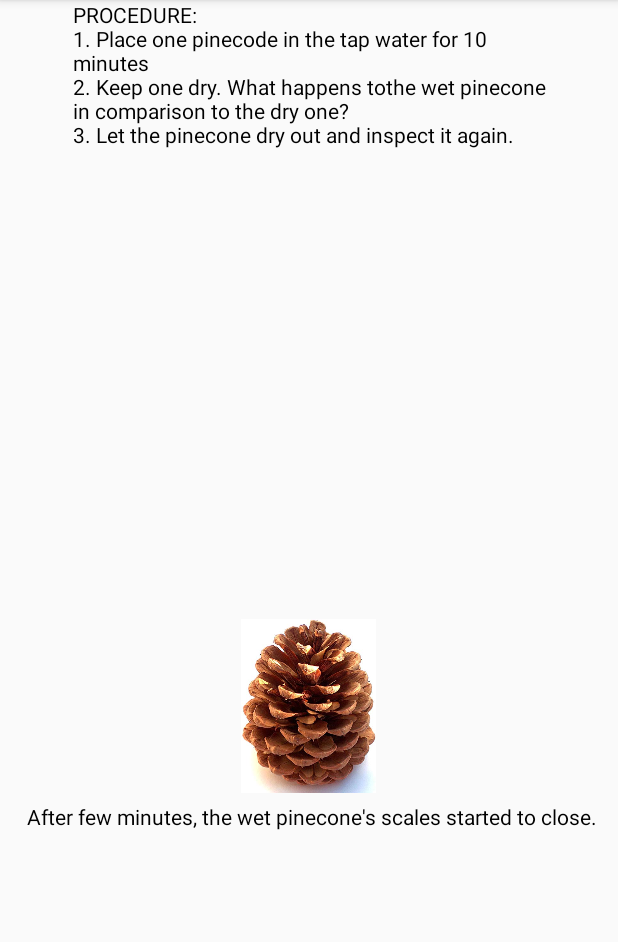
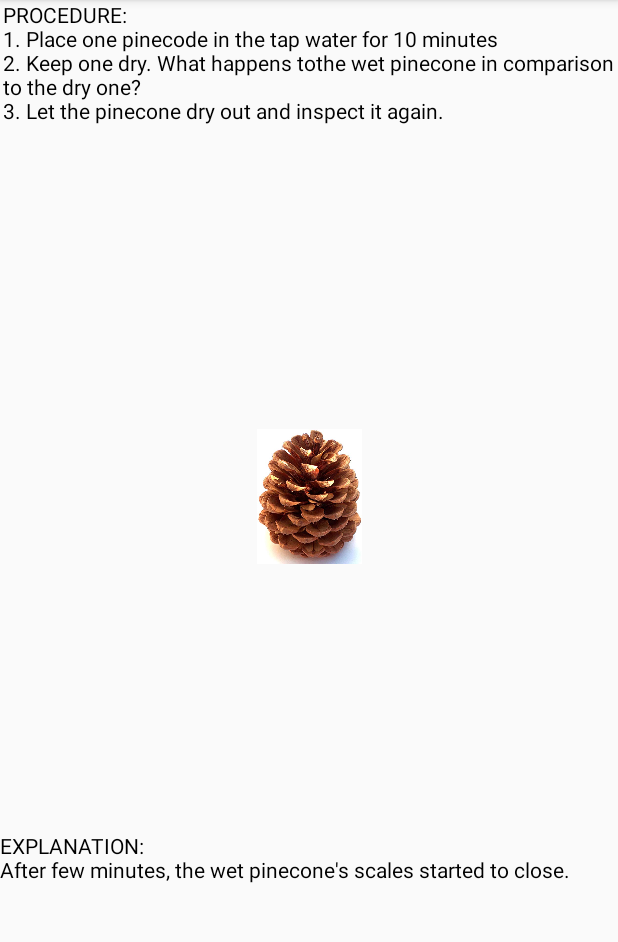
Before and after one commit to pinkcollar/TimeWithKid, an Android app: the screen it shows after launch (ActivityDescription), after a tap on "CLOSED CONES", on a phone screen of 412 x 824 dp, the part 84-1026 px from its top. Run offline under Robolectric (Android 15) with nearby library versions, the phone set to English and light mode, and no system bars; 2 statements that could not run were skipped.

Commit message:
Layout view configured for materials2

```diff
--- a/app/src/main/java/com/example/timewithkid/ActivityDescription.java
+++ b/app/src/main/java/com/example/timewithkid/ActivityDescription.java
@@ -26,7 +26,7 @@ public class ActivityDescription extends AppCompatActivity {
         ArrayList<String> explanations = new ArrayList<>();
         descriptions.add("PROCEDURE:\n1. Place one pinecode in the tap water for 10 minutes\n2. Keep one dry. What happens tothe wet pinecone in comparison to the dry one?\n" +
                 "3. Let the pinecone dry out and inspect it again.");
-        explanations.add("After few minutes, the wet pinecone's scales started to close. ");
+        explanations.add("EXPLANATION:\nAfter few minutes, the wet pinecone's scales started to close. ");
 
 
         if (index > -1){
--- a/app/src/main/res/layout/activity_description.xml
+++ b/app/src/main/res/layout/activity_description.xml
@@ -9,38 +9,38 @@
     <TextView
         android:id="@+id/ExplanationTextView"
         android:layout_width="wrap_content"
-        android:layout_height="233dp"
-        android:layout_marginStart="10dp"
-        android:layout_marginLeft="10dp"
+        android:layout_height="wrap_content"
         android:freezesText="false"
         android:text="TextView"
         android:textColor="@android:color/background_dark"
         android:visibility="visible"
         app:layout_constraintBottom_toBottomOf="parent"
-        app:layout_constraintEnd_toEndOf="parent"
-        app:layout_constraintHorizontal_bias="0.454"
-        app:layout_constraintStart_toStartOf="parent"
+        app:layout_constraintTop_toBottomOf="@+id/descriptionImageView"
+        tools:layout_editor_absoluteX="181dp"
         tools:visibility="visible" />
 
     <ImageView
         android:id="@+id/descriptionImageView"
         android:layout_width="90dp"
-        android:layout_height="128dp"
+        android:layout_height="90dp"
+        android:layout_marginTop="24dp"
         app:layout_constraintBottom_toTopOf="@+id/ExplanationTextView"
         app:layout_constraintEnd_toEndOf="parent"
-        app:layout_constraintHorizontal_bias="0.498"
+        app:layout_constraintHorizontal_bias="0.5"
         app:layout_constraintStart_toStartOf="parent"
+        app:layout_constraintTop_toBottomOf="@+id/DescriprionTextView"
         app:srcCompat="@mipmap/ic_launcher" />
 
     <TextView
         android:id="@+id/DescriprionTextView"
-        android:layout_width="315dp"
-        android:layout_height="198dp"
+        android:layout_width="wrap_content"
+        android:layout_height="wrap_content"
+        android:layout_marginStart="3dp"
+        android:layout_marginLeft="3dp"
         android:text="TextView"
         android:textColor="@android:color/background_dark"
         app:layout_constraintEnd_toEndOf="parent"
-        app:layout_constraintHorizontal_bias="0.5"
         app:layout_constraintStart_toStartOf="parent"
-        tools:layout_editor_absoluteY="0dp" />
+        app:layout_constraintTop_toTopOf="parent" />
 
 </androidx.constraintlayout.widget.ConstraintLayout>
```
